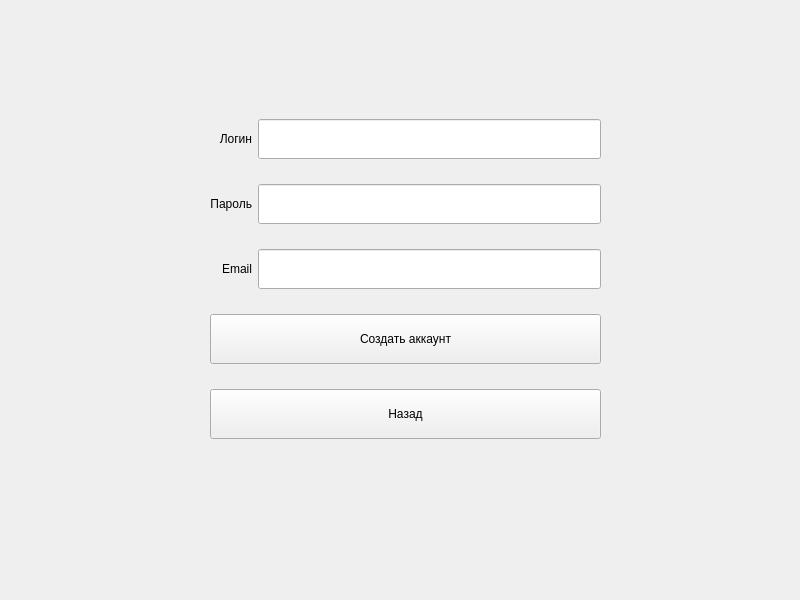
The window that client/registration.ui (Twelve-cloud/coursework2) describes before a commit, drawn with Qt 5.
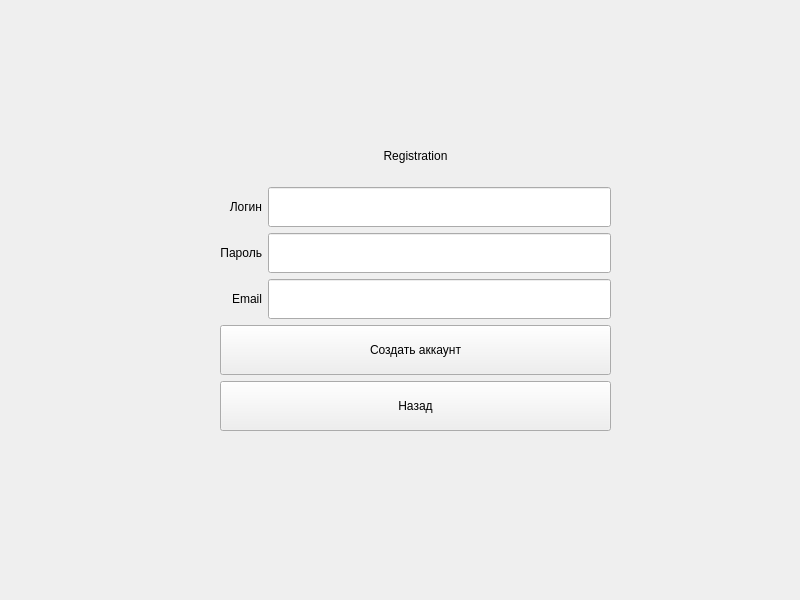
The same window after the commit.

Diff of the .ui file:
```diff
--- a/client/registration.ui
+++ b/client/registration.ui
@@ -16,55 +16,14 @@
   <widget class="QWidget" name="gridLayoutWidget">
    <property name="geometry">
     <rect>
-     <x>210</x>
-     <y>100</y>
+     <x>220</x>
+     <y>130</y>
      <width>391</width>
-     <height>361</height>
+     <height>301</height>
     </rect>
    </property>
    <layout class="QGridLayout" name="gridLayout">
-    <item row="1" column="0">
-     <widget class="QLabel" name="passLabel">
-      <property name="sizePolicy">
-       <sizepolicy hsizetype="Preferred" vsizetype="Fixed">
-        <horstretch>0</horstretch>
-        <verstretch>0</verstretch>
-       </sizepolicy>
-      </property>
-      <property name="minimumSize">
-       <size>
-        <width>0</width>
-        <height>40</height>
-       </size>
-      </property>
-      <property name="text">
-       <string>Пароль</string>
-      </property>
-      <property name="alignment">
-       <set>Qt::AlignRight|Qt::AlignTrailing|Qt::AlignVCenter</set>
-      </property>
-     </widget>
-    </item>
-    <item row="0" column="1">
-     <widget class="QLineEdit" name="loginLineEdit">
-      <property name="minimumSize">
-       <size>
-        <width>0</width>
-        <height>40</height>
-       </size>
-      </property>
-      <property name="font">
-       <font>
-        <family>Yu Gothic</family>
-        <pointsize>10</pointsize>
-       </font>
-      </property>
-      <property name="clearButtonEnabled">
-       <bool>true</bool>
-      </property>
-     </widget>
-    </item>
-    <item row="2" column="0">
+    <item row="3" column="0">
      <widget class="QLabel" name="emailLabel">
       <property name="text">
        <string>Email</string>
@@ -74,7 +33,7 @@
       </property>
      </widget>
     </item>
-    <item row="0" column="0">
+    <item row="1" column="0">
      <widget class="QLabel" name="loginLabel">
       <property name="sizePolicy">
        <sizepolicy hsizetype="Preferred" vsizetype="Fixed">
@@ -96,7 +55,20 @@
       </property>
      </widget>
     </item>
-    <item row="3" column="0" colspan="2">
+    <item row="5" column="0" colspan="2">
+     <widget class="QPushButton" name="backButton">
+      <property name="minimumSize">
+       <size>
+        <width>0</width>
+        <height>50</height>
+       </size>
+      </property>
+      <property name="text">
+       <string>Назад</string>
+      </property>
+     </widget>
+    </item>
+    <item row="4" column="0" colspan="2">
      <widget class="QPushButton" name="registrationButton">
       <property name="minimumSize">
        <size>
@@ -109,8 +81,49 @@
       </property>
      </widget>
     </item>
+    <item row="2" column="0">
+     <widget class="QLabel" name="passLabel">
+      <property name="sizePolicy">
+       <sizepolicy hsizetype="Preferred" vsizetype="Fixed">
+        <horstretch>0</horstretch>
+        <verstretch>0</verstretch>
+       </sizepolicy>
+      </property>
+      <property name="minimumSize">
+       <size>
+        <width>0</width>
+        <height>40</height>
+       </size>
+      </property>
+      <property name="text">
+       <string>Пароль</string>
+      </property>
+      <property name="alignment">
+       <set>Qt::AlignRight|Qt::AlignTrailing|Qt::AlignVCenter</set>
+      </property>
+     </widget>
+    </item>
+    <item row="3" column="1">
+     <widget class="QLineEdit" name="emailLineEdit">
+      <property name="minimumSize">
+       <size>
+        <width>0</width>
+        <height>40</height>
+       </size>
+      </property>
+      <property name="font">
+       <font>
+        <family>Yu Gothic</family>
+        <pointsize>10</pointsize>
+       </font>
+      </property>
+      <property name="clearButtonEnabled">
+       <bool>true</bool>
+      </property>
+     </widget>
+    </item>
     <item row="1" column="1">
-     <widget class="QLineEdit" name="passLineEdit">
+     <widget class="QLineEdit" name="loginLineEdit">
       <property name="minimumSize">
        <size>
         <width>0</width>
@@ -129,7 +142,7 @@
      </widget>
     </item>
     <item row="2" column="1">
-     <widget class="QLineEdit" name="emailLineEdit">
+     <widget class="QLineEdit" name="passLineEdit">
       <property name="minimumSize">
        <size>
         <width>0</width>
@@ -147,16 +160,13 @@
       </property>
      </widget>
     </item>
-    <item row="4" column="0" colspan="2">
-     <widget class="QPushButton" name="backButton">
-      <property name="minimumSize">
-       <size>
-        <width>0</width>
-        <height>50</height>
-       </size>
-      </property>
+    <item row="0" column="0" colspan="2">
+     <widget class="QLabel" name="errorLabel">
       <property name="text">
-       <string>Назад</string>
+       <string>Registration</string>
+      </property>
+      <property name="alignment">
+       <set>Qt::AlignCenter</set>
       </property>
      </widget>
     </item>
```
